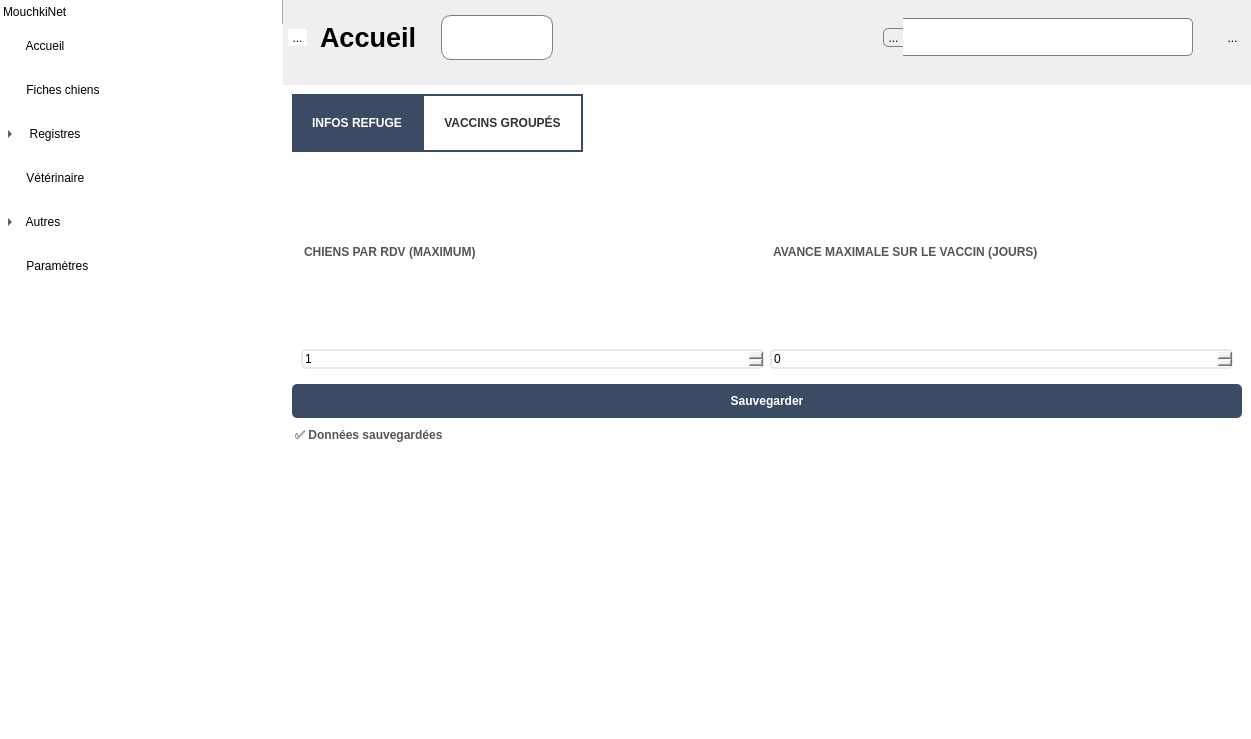
The window that mainwindow.ui (ArtAuc/mkrescue) describes before a commit, drawn with Qt 5.
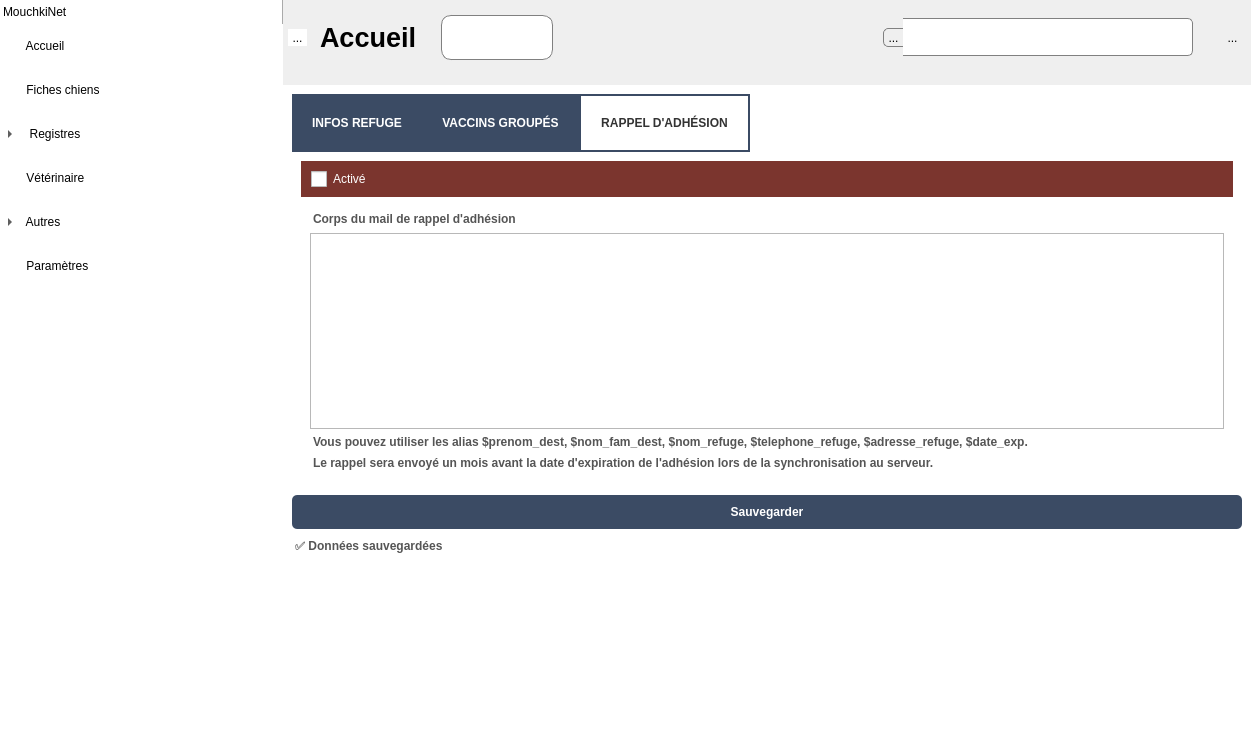
The same window after the commit. The open tabs and pages were chosen to show the change. Icons and pictures are not drawn. Custom widgets are drawn as their Qt base class.

Diff of the .ui file:
```diff
--- a/mainwindow.ui
+++ b/mainwindow.ui
@@ -2149,7 +2149,7 @@
           <item row="0" column="0" colspan="2">
            <widget class="QTabWidget" name="settingsTabWidget">
             <property name="currentIndex">
-             <number>1</number>
+             <number>2</number>
             </property>
             <widget class="QWidget" name="settingsTab1">
              <attribute name="title">
@@ -2294,6 +2294,50 @@
               </item>
              </layout>
             </widget>
+            <widget class="QWidget" name="settingsTab3">
+             <attribute name="title">
+              <string>RAPPEL D'ADHÉSION</string>
+             </attribute>
+             <layout class="QVBoxLayout" name="verticalLayout_30">
+              <item>
+               <widget class="QCheckBox" name="bodyCheckBox">
+                <property name="text">
+                 <string>Activé</string>
+                </property>
+               </widget>
+              </item>
+              <item>
+               <widget class="QWidget" name="bodyWidget" native="true">
+                <layout class="QVBoxLayout" name="verticalLayout_29">
+                 <item>
+                  <widget class="QLabel" name="bodyLabel">
+                   <property name="text">
+                    <string>Corps du mail de rappel d'adhésion</string>
+                   </property>
+                  </widget>
+                 </item>
+                 <item>
+                  <widget class="QPlainTextEdit" name="bodyTextEdit"/>
+                 </item>
+                 <item>
+                  <widget class="QLabel" name="bodyLabel_2">
+                   <property name="text">
+                    <string>Vous pouvez utiliser les alias $prenom_dest, $nom_fam_dest, $nom_refuge, $telephone_refuge, $adresse_refuge, $date_exp.</string>
+                   </property>
+                  </widget>
+                 </item>
+                 <item>
+                  <widget class="QLabel" name="label">
+                   <property name="text">
+                    <string>Le rappel sera envoyé un mois avant la date d'expiration de l'adhésion lors de la synchronisation au serveur.</string>
+                   </property>
+                  </widget>
+                 </item>
+                </layout>
+               </widget>
+              </item>
+             </layout>
+            </widget>
            </widget>
           </item>
           <item row="6" column="0" colspan="2">
```
Left out of the diff: 22 changed lines with no effect on the pictures.
